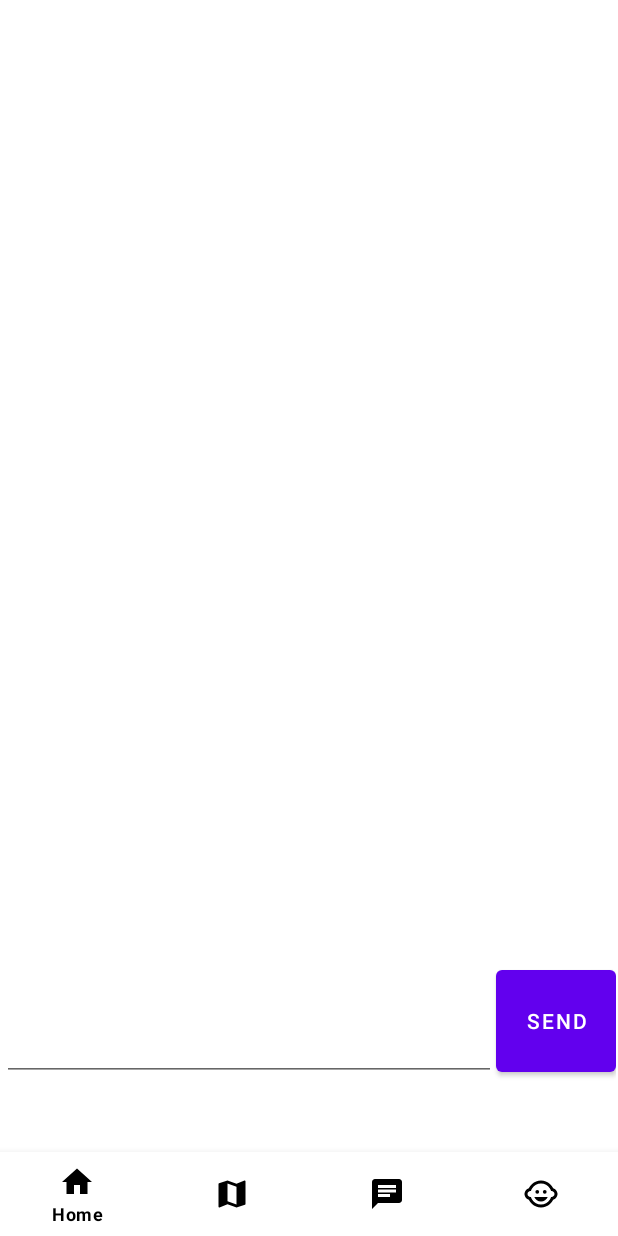
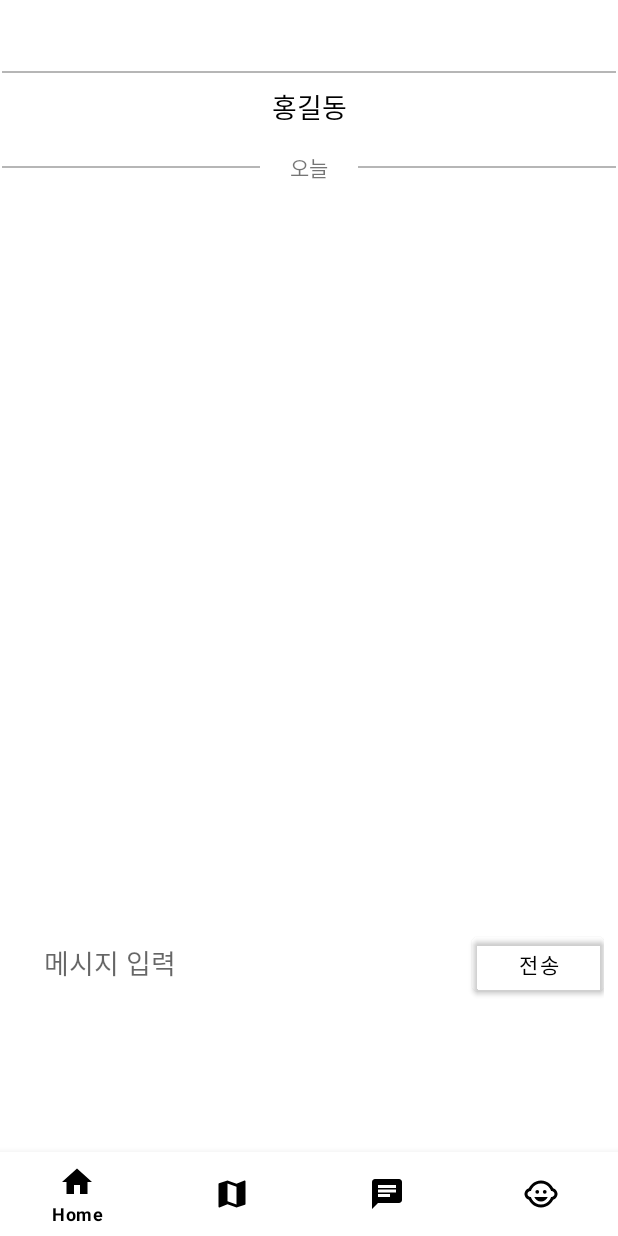
Before and after one commit to Hyeonjeongleee/where-is-dog-dog, an Android app: the fragment ChatFragment placed in its activity, on a phone screen of 412 x 824 dp. Run offline under Robolectric (Android 15) with nearby library versions, the phone set to English and light mode, and no system bars; our stand-ins replace Firebase (no records; nobody signed in at launch, a user with empty details on screens opened directly).

Commit message:
add: 0629 21:06

```diff
--- a/app/src/main/java/com/example/myapplication/ChatFragment.java
+++ b/app/src/main/java/com/example/myapplication/ChatFragment.java
@@ -2,6 +2,7 @@ package com.example.myapplication;
 
 import androidx.annotation.NonNull;
 import androidx.annotation.Nullable;
+import androidx.constraintlayout.widget.ConstraintLayout;
 import androidx.fragment.app.Fragment;
 import androidx.recyclerview.widget.LinearLayoutManager;
 import androidx.recyclerview.widget.RecyclerView;
@@ -9,7 +10,6 @@ import androidx.recyclerview.widget.RecyclerView;
 import android.animation.Animator;
 import android.animation.AnimatorListenerAdapter;
 import android.animation.ObjectAnimator;
-import android.content.Context;
 import android.graphics.Rect;
 import android.os.Build;
 import android.os.Bundle;
@@ -21,6 +21,7 @@ import android.view.ViewTreeObserver;
 import android.widget.Button;
 import android.widget.EditText;
 import android.widget.LinearLayout;
+import android.widget.TextView;
 
 import com.google.firebase.FirebaseApp;
 import com.google.firebase.database.ChildEventListener;
@@ -46,6 +47,7 @@ public class ChatFragment extends Fragment {
     private Button Button_send;
     private DatabaseReference myRef;
     private LinearLayout input_bar;
+    private TextView txtTitle;
 
     @Override
     public View onCreateView(@NonNull LayoutInflater inflater, @Nullable ViewGroup container, @Nullable Bundle savedInstanceState) {
@@ -53,13 +55,16 @@ public class ChatFragment extends Fragment {
 
         Button_send = view.findViewById(R.id.Button_send);
         EditText_chat = view.findViewById(R.id.EditText_chat);
+        txtTitle = view.findViewById(R.id.txt_TItle);
 
         FirebaseApp.initializeApp(requireContext());
 
         FirebaseAuth auth = FirebaseAuth.getInstance();
         FirebaseUser user = auth.getCurrentUser();
         if (user != null) {
-            nick = user.getUid(); // 현재 사용자의 ID를 nick 변수에 할당합니다.
+            String[] emailParts = user.getEmail().split("@");
+            nick = emailParts[0]; // "@" 기호 이전 부분을 닉네임으로 설정합니다.
+
         } else {
             // 사용자가 로그인하지 않은 경우 처리할 내용
         }
@@ -73,11 +78,13 @@ public class ChatFragment extends Fragment {
                     ChatData chat = new ChatData();
                     chat.setNickname(nick);
                     chat.setMsg(msg);
+                    chat.setSentByMe(true); // 보낸 메시지인 경우 true로 설정
                     myRef.push().setValue(chat);
                     EditText_chat.setText("");
                 }
             }
         });
+
 
         mRecyclerView = view.findViewById(R.id.my_recycler_view);
         mRecyclerView.setHasFixedSize(true);
@@ -85,7 +92,7 @@ public class ChatFragment extends Fragment {
         mRecyclerView.setLayoutManager(mLayoutManager);
 
         chatList = new ArrayList<>();
-        mAdapter = new ChatAdapter(chatList, requireContext(), nick);
+        mAdapter = new ChatAdapter(chatList, requireContext(), nick, txtTitle);
         mRecyclerView.setAdapter(mAdapter);
 
         // Write a message to the database
@@ -210,4 +217,11 @@ public class ChatFragment extends Fragment {
             }
         }, 200);
     }
+
+    public void onDestroy() {
+        super.onDestroy();
+        txtTitle.setVisibility(View.GONE);
+        // 또는 txtTitle.setText("");
+    }
+
 }
--- a/app/src/main/java/com/example/myapplication/MapFragment.java
+++ b/app/src/main/java/com/example/myapplication/MapFragment.java
@@ -249,8 +249,9 @@ public class MapFragment extends Fragment implements OnMapReadyCallback, Activit
             public boolean onMarkerClick(Marker marker) {
                 currentMarker = marker; // 클릭한 마커를 currentMarker에 대입합니다.
 
-                if (!marker.getTitle().equals(currentUserEmail)) {
-                    showPopupDialog(); // 다른 유저의 마커가 클릭되었을 때 팝업을 띄웁니다. cj 6/29
+                if (marker.equals(currentMarker)) {
+                    // !marker.getTitle().equals(currentUserEmail)
+                    showPopupDialog(); // 마커가 클릭되었을 때 팝업을 띄웁니다.
                     return true;
                 }
                 return false;
--- /dev/null
+++ b/app/src/main/res/drawable/custom_background.xml
@@ -0,0 +1,5 @@
+<?xml version="1.0" encoding="utf-8"?>
+<shape xmlns:android="http://schemas.android.com/apk/res/android">
+    <solid android:color="#C4C5FC"/>
+    <corners android:radius="15dp"/>
+</shape>
--- /dev/null
+++ b/app/src/main/res/drawable/rounded_corner3.xml
@@ -0,0 +1,5 @@
+<?xml version="1.0" encoding="UTF-8"?>
+<shape xmlns:android="http://schemas.android.com/apk/res/android">
+    <solid android:color="#7F8CD8"/>
+    <corners android:radius="15dp" />
+</shape>
--- /dev/null
+++ b/app/src/main/res/drawable/rounded_corner4.xml
@@ -0,0 +1,5 @@
+<?xml version="1.0" encoding="UTF-8"?>
+<shape xmlns:android="http://schemas.android.com/apk/res/android">
+    <solid android:color="#77A7CE"/>
+    <corners android:radius="15dp" />
+</shape>
--- a/app/src/main/res/layout/activity_chat.xml
+++ b/app/src/main/res/layout/activity_chat.xml
@@ -1,38 +1,113 @@
 <?xml version="1.0" encoding="utf-8"?>
-<LinearLayout xmlns:android="http://schemas.android.com/apk/res/android"
+<androidx.constraintlayout.widget.ConstraintLayout xmlns:android="http://schemas.android.com/apk/res/android"
     xmlns:app="http://schemas.android.com/apk/res-auto"
     xmlns:tools="http://schemas.android.com/tools"
+    android:id="@+id/background"
     android:layout_width="match_parent"
     android:layout_height="match_parent"
-    android:orientation="vertical"
-    android:weightSum="1"
-    >
+    android:background="@color/white">
+
+    <TextView
+        android:id="@+id/txt_TItle"
+        android:textColor="@color/black"
+        android:layout_width="wrap_content"
+        android:layout_height="wrap_content"
+        android:layout_marginTop="10dp"
+        android:layout_marginBottom="10dp"
+        android:text="홍길동"
+        android:textSize="18dp"
+        app:layout_constraintEnd_toEndOf="parent"
+        app:layout_constraintStart_toStartOf="parent"
+        app:layout_constraintTop_toTopOf="parent" />
+
+    <TextView
+        android:id="@+id/textView2"
+        android:layout_width="wrap_content"
+        android:layout_height="wrap_content"
+        android:layout_marginStart="10dp"
+        android:layout_marginTop="16dp"
+        android:layout_marginEnd="10dp"
+        android:text="오늘"
+        app:layout_constraintEnd_toStartOf="@+id/divider_right"
+        app:layout_constraintStart_toEndOf="@+id/divider_left"
+        app:layout_constraintTop_toBottomOf="@+id/txt_TItle" />
+
+    <View
+        android:id="@+id/divider_left"
+        android:layout_width="0dp"
+        android:layout_height="1dp"
+        android:layout_marginEnd="10dp"
+        android:layout_marginRight="10dp"
+        android:background="#B6B6B6"
+        app:layout_constraintBottom_toBottomOf="@+id/textView2"
+        app:layout_constraintEnd_toStartOf="@+id/textView2"
+        app:layout_constraintStart_toStartOf="parent"
+        app:layout_constraintTop_toTopOf="@+id/textView2" />
+
+    <View
+        android:id="@+id/divider_right"
+        android:layout_width="0dp"
+        android:layout_height="1dp"
+        android:layout_marginStart="10dp"
+        android:layout_marginLeft="10dp"
+        android:background="#B6B6B6"
+        app:layout_constraintBottom_toBottomOf="@+id/textView2"
+        app:layout_constraintEnd_toEndOf="parent"
+        app:layout_constraintStart_toEndOf="@+id/textView2"
+        app:layout_constraintTop_toTopOf="@+id/textView2" />
+
+    <View
+        android:id="@+id/divider_bottom"
+        android:layout_width="0dp"
+        android:layout_height="1dp"
+        android:background="#B6B6B6"
+        app:layout_constraintBottom_toTopOf="@+id/EditText_chat"
+        app:layout_constraintEnd_toEndOf="parent"
+        app:layout_constraintStart_toStartOf="parent" />
 
     <androidx.recyclerview.widget.RecyclerView
         android:id="@+id/my_recycler_view"
         android:layout_width="match_parent"
         android:layout_height="0dp"
-        android:layout_weight="1"
-        android:layout_marginBottom="100dp"
-        android:scrollbars="vertical" />
+        android:layout_marginStart="20dp"
+        android:layout_marginTop="20dp"
+        android:layout_marginEnd="20dp"
+        android:layout_marginBottom="90dp"
+        app:layout_constraintBottom_toTopOf="@+id/input_bar"
+        app:layout_constraintEnd_toEndOf="parent"
+        app:layout_constraintStart_toStartOf="parent"
+        app:layout_constraintTop_toBottomOf="@+id/textView2" />
 
     <LinearLayout
+        android:id="@+id/input_bar"
         android:layout_width="match_parent"
         android:layout_height="80dp"
+        android:background="@color/white"
         android:orientation="horizontal"
-        android:weightSum="1"
-        android:id="@+id/input_bar">
+        android:padding="8dp"
+        android:layout_marginBottom="30dp"
+        app:layout_constraintBottom_toBottomOf="parent">
+
         <EditText
             android:id="@+id/EditText_chat"
             android:layout_width="0dp"
-            android:layout_height="match_parent"
-            android:layout_weight="1"/>
+            android:layout_height="wrap_content"
+            android:layout_weight="1"
+            android:background="@android:color/transparent"
+            android:hint="메시지 입력"
+            android:paddingLeft="20dp"
+            android:paddingRight="20dp"
+            android:textColor="@color/black"
+            android:textSize="18dp" />
+
         <Button
             android:id="@+id/Button_send"
-            android:text="SEND"
-            android:layout_width="80dp"
-            android:layout_height="match_parent" />
+            android:layout_width="wrap_content"
+            android:layout_height="wrap_content"
+            android:text="전송"
+            android:textColor="@color/black"
+            app:backgroundTint="@android:color/transparent" />
 
-        </LinearLayout>
+    </LinearLayout>
 
-</LinearLayout>
+</androidx.constraintlayout.widget.ConstraintLayout>
--- a/app/src/main/res/layout/activity_dogregister.xml
+++ b/app/src/main/res/layout/activity_dogregister.xml
@@ -88,8 +88,9 @@
         android:id="@+id/buttonRegisterdog"
         android:layout_width="match_parent"
         android:layout_height="wrap_content"
+        android:text="등록"
+        android:background="@drawable/rounded_corner"
         android:layout_below="@id/checkBoxVaccination"
-        android:layout_marginTop="118dp"
-        android:text="등록" />
+        android:layout_marginTop="32dp" />
 
 </RelativeLayout>
--- a/app/src/main/res/layout/activity_login.xml
+++ b/app/src/main/res/layout/activity_login.xml
@@ -38,7 +38,7 @@
         android:layout_height="wrap_content"
         android:layout_margin="8dp"
         android:layout_marginBottom="92dp"
-        android:backgroundTint="#328099"
+        android:backgroundTint="#7382DA"
         android:text="Register"
         app:layout_constraintBottom_toBottomOf="parent"
         app:layout_constraintEnd_toEndOf="parent"
@@ -51,7 +51,7 @@
         android:layout_height="wrap_content"
         android:layout_margin="8dp"
         android:layout_marginBottom="92dp"
-        android:backgroundTint="#325A79"
+        android:backgroundTint="#5D9CCF"
         android:text="Login"
         app:layout_constraintBottom_toBottomOf="parent"
         app:layout_constraintEnd_toStartOf="@+id/btn_register"
--- a/app/src/main/res/layout/activity_register.xml
+++ b/app/src/main/res/layout/activity_register.xml
@@ -39,7 +39,7 @@
         android:layout_margin="20dp"
         android:layout_marginBottom="224dp"
         android:text="등록"
-        android:backgroundTint="#328099"
+        android:backgroundTint="#5D9CCF"
         app:layout_constraintBottom_toBottomOf="parent"
         app:layout_constraintEnd_toEndOf="parent"
         app:layout_constraintHorizontal_bias="0.0"
--- a/app/src/main/res/layout/fragment_myinfo_after_login.xml
+++ b/app/src/main/res/layout/fragment_myinfo_after_login.xml
@@ -12,7 +12,7 @@
         android:layout_width="350dp"
         android:layout_height="35dp"
         android:layout_marginBottom="170dp"
-        android:background="@drawable/rounded_corner"
+        android:background="@drawable/rounded_corner3"
         android:text="우리 강아지 등록하기"
         android:textAllCaps="false"
         android:textColor="#ffffff"
@@ -29,7 +29,7 @@
         android:layout_width="350dp"
         android:layout_height="35dp"
         android:layout_marginTop="20dp"
-        android:background="@drawable/rounded_corner"
+        android:background="@drawable/rounded_corner4"
         android:text="우리 강아지 정보 수정"
         android:textAllCaps="false"
         android:textColor="#ffffff"
--- a/app/src/main/res/values/colors.xml
+++ b/app/src/main/res/values/colors.xml
@@ -1,8 +1,8 @@
 <?xml version="1.0" encoding="utf-8"?>
 <resources>
-    <color name="purple_200">#FFBB86FC</color>
-    <color name="purple_500">#FF6200EE</color>
-    <color name="purple_700">#FF3700B3</color>
+    <color name="purple_200">#FF699BF7</color>
+    <color name="purple_500">#FF699BF7</color>
+    <color name="purple_700">#FF699BF7</color>
     <color name="teal_200">#FF03DAC5</color>
     <color name="teal_700">#FF018786</color>
     <color name="black">#FF000000</color>
```
Also changed, not shown: app/src/main/java/com/example/myapplication/ChatAdapter.java (+29 -37 lines), app/src/main/java/com/example/myapplication/ChatData.java (+8 -0 lines), app/src/main/java/com/example/myapplication/PopupDialog.java (+16 -7 lines), app/src/main/res/layout/popup_dialog_user.xml (+20 -1 lines), app/src/main/res/drawable/home_background1.png (added), app/src/main/res/drawable/home_background2.png (added).
